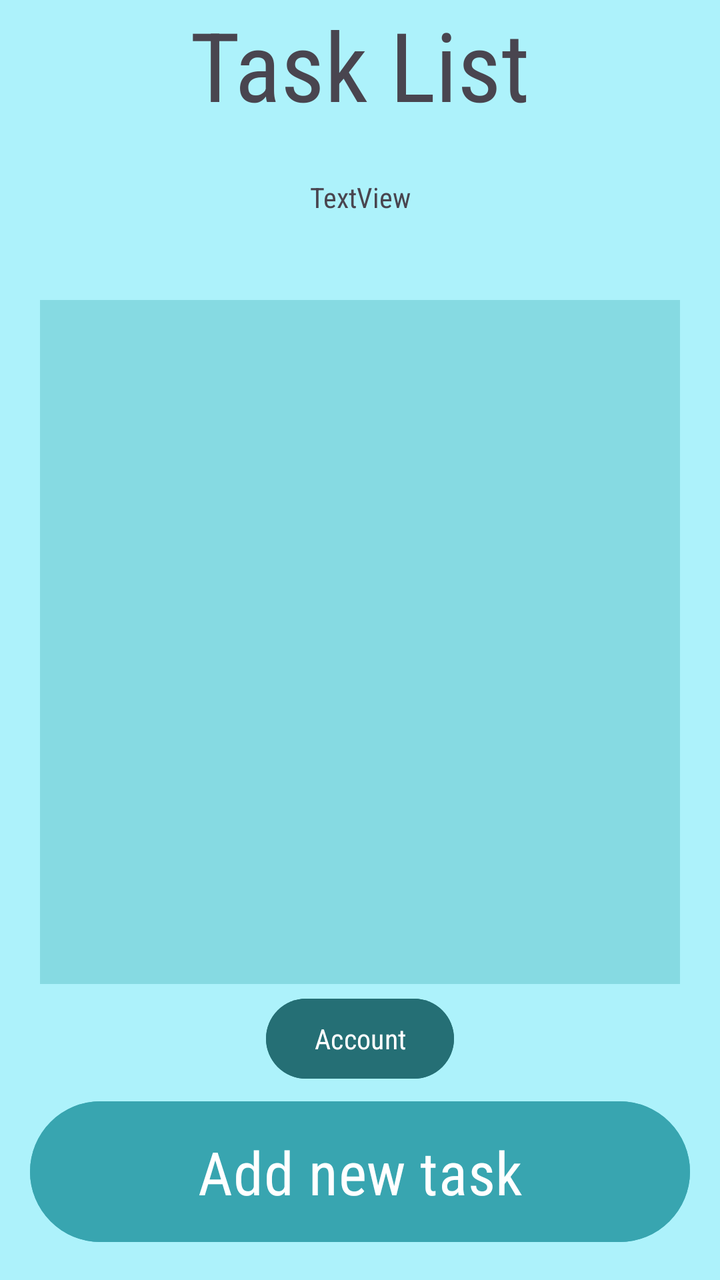
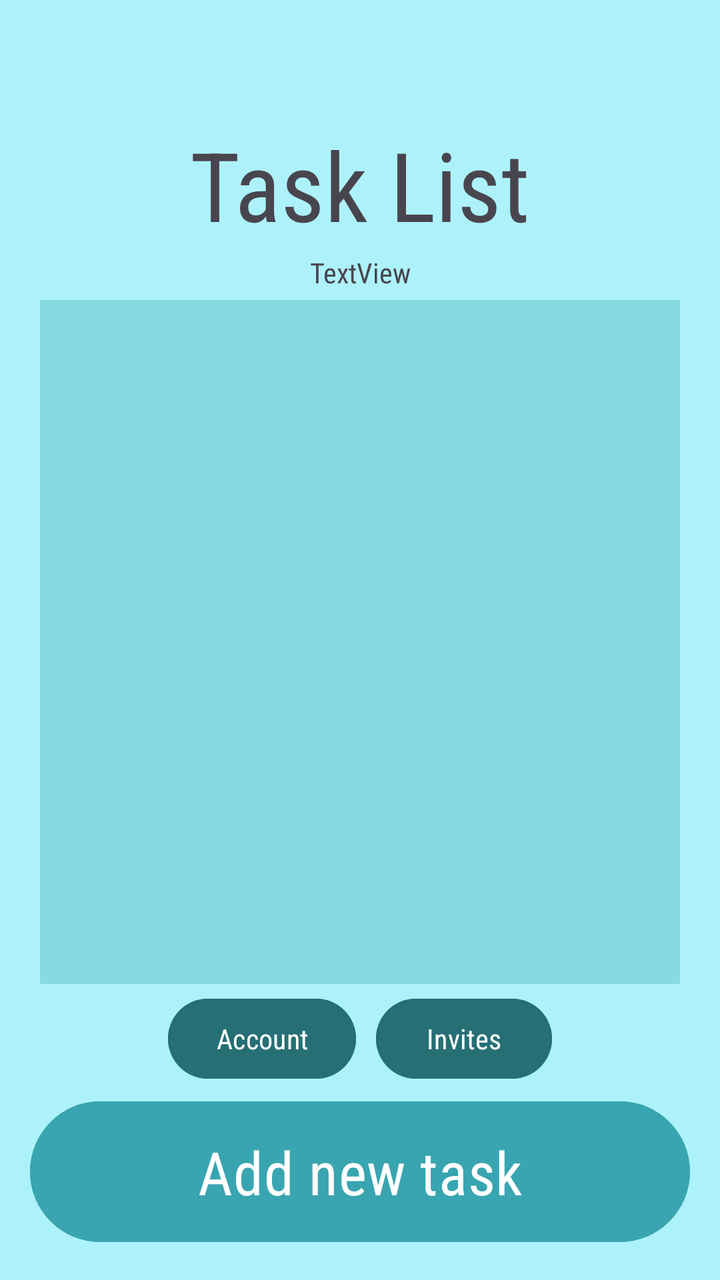

Screens rendered from an Android XML layout before and after an edit, with the pre-edit source and the edit as a unified diff.
<!-- AndroidManifest.xml: application theme Theme.TaskManagerVFSJDS -->
<!-- res/layout/activity_main.xml -->
<?xml version="1.0" encoding="utf-8"?>
<androidx.constraintlayout.widget.ConstraintLayout xmlns:android="http://schemas.android.com/apk/res/android"
    xmlns:app="http://schemas.android.com/apk/res-auto"
    xmlns:tools="http://schemas.android.com/tools"
    android:id="@+id/main"
    android:layout_width="match_parent"
    android:layout_height="match_parent"
    android:background="#ADF2FB"
    android:backgroundTint="#ADF2FB"
    tools:context=".DisplayTasks">

    <LinearLayout
        android:id="@+id/mainLayout_id"
        android:layout_width="0dp"
        android:layout_height="wrap_content"
        android:layout_marginStart="20dp"
        android:layout_marginEnd="20dp"
        android:layout_marginBottom="20dp"
        android:background="#86DAE2"
        android:orientation="vertical"
        app:layout_constraintBottom_toBottomOf="parent"
        app:layout_constraintEnd_toEndOf="parent"
        app:layout_constraintHorizontal_bias="0.48"
        app:layout_constraintStart_toStartOf="parent"
        app:layout_constraintTop_toTopOf="parent"
        app:layout_constraintVertical_bias="0.53999996">

        <Space
            android:layout_width="match_parent"
            android:layout_height="wrap_content" />

        <androidx.recyclerview.widget.RecyclerView
            android:id="@+id/tskList_id"
            android:layout_width="match_parent"
            android:layout_height="342dp"
            android:padding="20dp">

        </androidx.recyclerview.widget.RecyclerView>

        <Space
            android:layout_width="wrap_content"
            android:layout_height="wrap_content" />

    </LinearLayout>

    <Button
        android:id="@+id/saveTask_id"
        android:layout_width="match_parent"
        android:layout_height="wrap_content"
        android:layout_margin="15dp"
        android:backgroundTint="#38A5B0"
        android:fontFamily="sans-serif-condensed"
        android:padding="15dp"
        android:text="Add new task"
        android:textColorLink="#10848E"
        android:textSize="30sp"
        app:layout_constraintBottom_toBottomOf="parent"
        app:layout_constraintTop_toBottomOf="@+id/mainLayout_id"
        app:layout_constraintVertical_bias="1.0"
        tools:layout_editor_absoluteX="29dp" />

    <TextView
        android:id="@+id/Title_id"
        android:layout_width="match_parent"
        android:layout_height="wrap_content"
        android:fontFamily="sans-serif-condensed"
        android:lineSpacingExtra="8sp"
        android:text="Task List"
        android:textAlignment="center"
        android:textSize="48sp"
        app:layout_constraintTop_toTopOf="parent"
        tools:layout_editor_absoluteX="0dp" />

    <TextView
        android:id="@+id/statusText_id"
        android:layout_width="wrap_content"
        android:layout_height="wrap_content"
        android:layout_marginStart="20dp"
        android:layout_marginEnd="20dp"
        android:fontFamily="sans-serif-condensed"
        android:text="TextView"
        app:layout_constraintBottom_toTopOf="@+id/mainLayout_id"
        app:layout_constraintEnd_toEndOf="parent"
        app:layout_constraintStart_toStartOf="parent"
        app:layout_constraintTop_toBottomOf="@+id/Title_id"
        app:layout_constraintVertical_bias="0.37" />

    <Button
        android:id="@+id/DisplayLoginButton_id"
        android:layout_width="wrap_content"
        android:layout_height="wrap_content"
        android:backgroundTint="#256F75"
        android:fontFamily="sans-serif-condensed"
        android:text="Account"
        android:textColorLink="#38A5B0"
        app:layout_constraintBottom_toTopOf="@+id/saveTask_id"
        app:layout_constraintEnd_toEndOf="parent"
        app:layout_constraintStart_toStartOf="parent"
        app:layout_constraintTop_toBottomOf="@+id/mainLayout_id" />

</androidx.constraintlayout.widget.ConstraintLayout>
<!-- resources referenced by this layout -->
<resources>
  <style name="Theme.TaskManagerVFSJDS" parent="Base.Theme.TaskManagerVFSJDS" />
  <style name="Base.Theme.TaskManagerVFSJDS" parent="Theme.Material3.DayNight.NoActionBar">
          
          
      </style>
</resources>

<!-- the commit's change to res/layout/activity_main.xml (unified diff, before → after) -->
@@ -63,13 +63,14 @@
         android:id="@+id/Title_id"
         android:layout_width="match_parent"
         android:layout_height="wrap_content"
+        android:layout_marginTop="60dp"
         android:fontFamily="sans-serif-condensed"
         android:lineSpacingExtra="8sp"
         android:text="Task List"
         android:textAlignment="center"
         android:textSize="48sp"
         app:layout_constraintTop_toTopOf="parent"
-        tools:layout_editor_absoluteX="0dp" />
+        tools:layout_editor_absoluteX="-14dp" />
 
     <TextView
         android:id="@+id/statusText_id"
@@ -85,17 +86,37 @@
         app:layout_constraintTop_toBottomOf="@+id/Title_id"
         app:layout_constraintVertical_bias="0.37" />
 
-    <Button
-        android:id="@+id/DisplayLoginButton_id"
+    <LinearLayout
         android:layout_width="wrap_content"
         android:layout_height="wrap_content"
-        android:backgroundTint="#256F75"
-        android:fontFamily="sans-serif-condensed"
-        android:text="Account"
-        android:textColorLink="#38A5B0"
+        android:orientation="horizontal"
         app:layout_constraintBottom_toTopOf="@+id/saveTask_id"
         app:layout_constraintEnd_toEndOf="parent"
         app:layout_constraintStart_toStartOf="parent"
-        app:layout_constraintTop_toBottomOf="@+id/mainLayout_id" />
+        app:layout_constraintTop_toBottomOf="@+id/mainLayout_id">
+
+        <Button
+            android:id="@+id/DisplayLoginButton_id"
+            android:layout_width="wrap_content"
+            android:layout_height="wrap_content"
+            android:backgroundTint="#256F75"
+            android:fontFamily="sans-serif-condensed"
+            android:text="Account"
+            android:textColorLink="#38A5B0" />
+
+        <Space
+            android:layout_width="10dp"
+            android:layout_height="wrap_content" />
+
+        <Button
+            android:id="@+id/viewInvites_id"
+            android:layout_width="wrap_content"
+            android:layout_height="wrap_content"
+            android:backgroundTint="#256F75"
+            android:fontFamily="sans-serif-condensed"
+            android:text="Invites"
+            android:textColorLink="#38A5B0" />
+
+    </LinearLayout>
 
 </androidx.constraintlayout.widget.ConstraintLayout>
